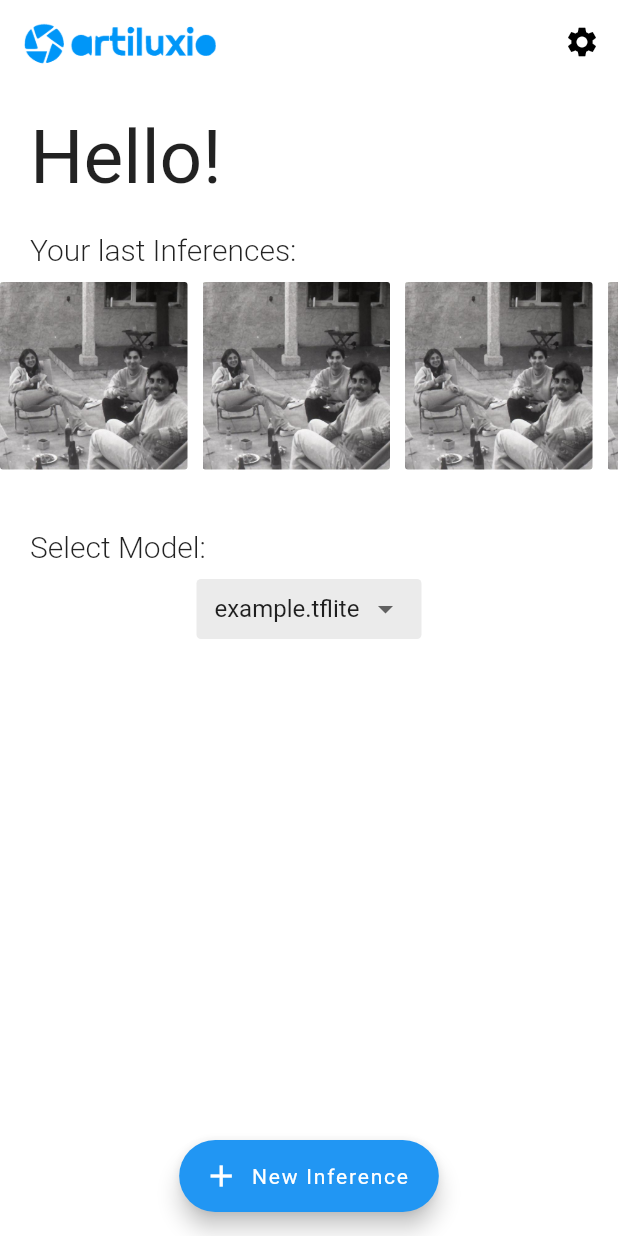
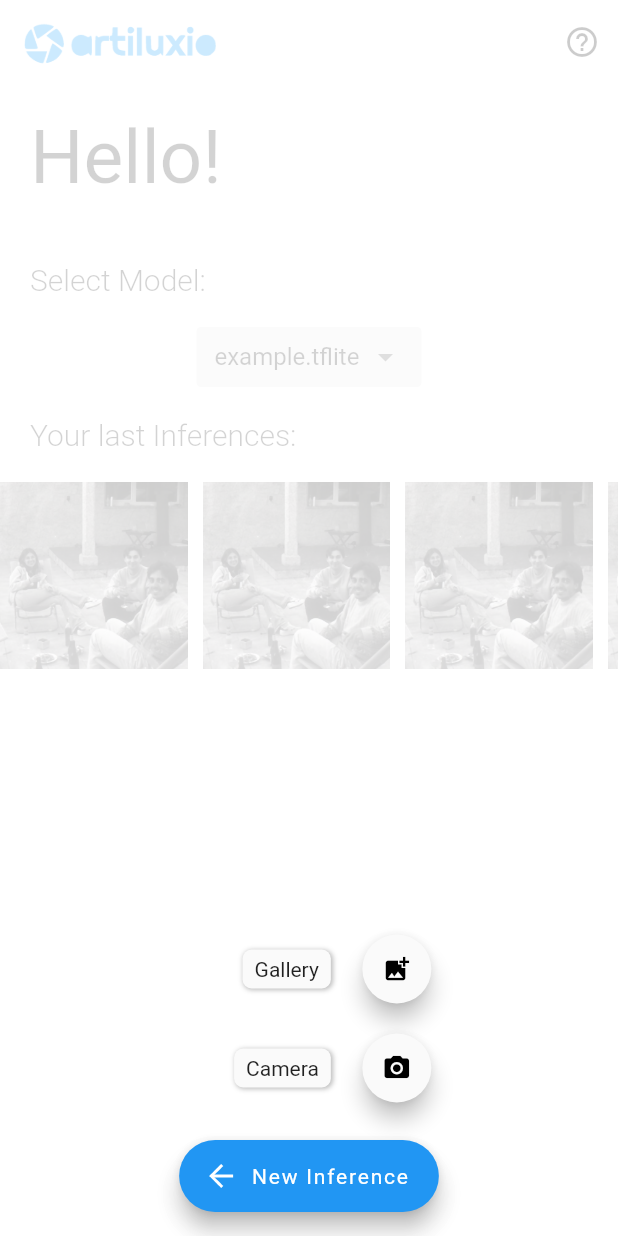
Before and after one commit to pguijas/artiluxio, a Flutter app: the screen it shows after launch, after a tap on "New Inference", on a phone screen of 412 x 824 dp. Run offline on Flutter 3.47's test engine with Material 2 defaults, Android fonts, the phone set to English and light mode, and no system bars; drawn by our look-alikes of flutter_speed_dial; our stand-ins replace flutter_bloc, image_picker, photo_view.

Commit message:
Image visualization and float button ready

```diff
--- a/lib/main.dart
+++ b/lib/main.dart
@@ -1,6 +1,7 @@
 import 'package:artiluxio/screens/loading_screen.dart';
 import 'package:artiluxio/screens/main_screen/main_screen.dart';
 import 'package:flutter/material.dart';
+import 'package:flutter/services.dart';
 import 'package:flutter_bloc/flutter_bloc.dart';
 import 'bloc/app_bloc.dart';
 
@@ -12,6 +13,11 @@ class MyApp extends StatelessWidget {
   // This widget is the root of your application.
   @override
   Widget build(BuildContext context) {
+    // Lock orientation to portrait
+    SystemChrome.setPreferredOrientations([
+      DeviceOrientation.portraitUp,
+    ]);
+
     return MaterialApp(
         debugShowCheckedModeBanner: false,
         title: 'Flutter Demo',
--- a/lib/screens/main_screen/main_screen.dart
+++ b/lib/screens/main_screen/main_screen.dart
@@ -1,9 +1,9 @@
-import 'dart:ffi';
-
+import 'package:artiluxio/screens/help_screen.dart';
+import 'package:artiluxio/screens/image_screen.dart';
 import 'package:flutter/material.dart';
 import 'package:flutter_bloc/flutter_bloc.dart';
-import 'package:image_picker/image_picker.dart';
 import '../../bloc/app_bloc.dart';
+import 'package:flutter_speed_dial/flutter_speed_dial.dart';
 
 /*
 Main Screen Content:
@@ -12,6 +12,9 @@ Main Screen Content:
     - Last Inferences (laterally scrollable)
     - Load Model Button
   - Floating Button (new inference)
+
+
+AQUI VA  ATOCAR DIVIDIR TODO EN COMPONENTES
 */
 
 class MainScreen extends StatelessWidget {
@@ -20,16 +23,32 @@ class MainScreen extends StatelessWidget {
 
   const MainScreen({super.key});
 
-  Widget itembluider(int i) {
-    return ClipRRect(
+  void goToSettings(BuildContext context) {
+    Navigator.push(
+      context,
+      MaterialPageRoute(builder: (context) => HelpScreen()),
+    );
+  }
+
+  Widget itembluider(BuildContext context, int i) {
+    return InkWell(
+        onTap: () {
+          Navigator.push(
+            context,
+            MaterialPageRoute(
+                builder: (context) => ImageScreen(
+                    path: 'assets/images/example.jpg', isAssetImage: true)),
+          );
+        }, // Image tapped
+        splashColor: Colors.black87,
+        child: ClipRRect(
             borderRadius: BorderRadius.circular(2),
-      child: Image(
+            child: Ink.image(
               image: const AssetImage('assets/images/example.jpg'),
               height: imgSize,
               width: imgSize,
               fit: BoxFit.cover,
-      ),
-    );
+            )));
   }
 
   @override
@@ -52,10 +71,10 @@ class MainScreen extends StatelessWidget {
         elevation: 0.0,
         actions: [
           IconButton(
-              icon: const Icon(Icons.settings),
+            icon: const Icon(Icons.help_outline),
             color: isDarkMode ? Colors.white : Colors.black,
             onPressed: () {
-                print("settings button pressed");
+              goToSettings(context);
             },
           ),
         ],
@@ -79,34 +98,7 @@ class MainScreen extends StatelessWidget {
           ),
 
           Container(
-                margin:
-                    const EdgeInsets.only(left: 20.0, top: 20.0, bottom: 10.0),
-                child: const Align(
-                  alignment: Alignment.topLeft,
-                  child: Text(
-                    "Your last Inferences:",
-                    style: TextStyle(
-                        fontSize: 20,
-                        fontFamily: "Roboto",
-                        fontWeight: FontWeight.w300),
-                  ),
-                )),
-
-            // Last Inferences Scrollable
-            SizedBox(
-              height: imgSize,
-              child: ListView.separated(
-                scrollDirection: Axis.horizontal,
-                padding: const EdgeInsets.all(0),
-                itemCount: 10,
-                itemBuilder: (_, i) => itembluider(i),
-                separatorBuilder: (_, i) => const SizedBox(width: 10),
-              ),
-            ),
-
-            Container(
-              margin:
-                  const EdgeInsets.only(left: 20.0, top: 40.0, bottom: 10.0),
+            margin: const EdgeInsets.only(left: 20.0, top: 40.0, bottom: 20.0),
             child: const Align(
               alignment: Alignment.topLeft,
               child: Text(
@@ -146,7 +138,32 @@ class MainScreen extends StatelessWidget {
                       print(value);
                     }) // your Dropdown Widget here
                 ),
-            )
+          ),
+          Container(
+              margin:
+                  const EdgeInsets.only(left: 20.0, top: 20.0, bottom: 20.0),
+              child: const Align(
+                alignment: Alignment.topLeft,
+                child: Text(
+                  "Your last Inferences:",
+                  style: TextStyle(
+                      fontSize: 20,
+                      fontFamily: "Roboto",
+                      fontWeight: FontWeight.w300),
+                ),
+              )),
+
+          // Last Inferences Scrollable
+          SizedBox(
+            height: imgSize,
+            child: ListView.separated(
+              scrollDirection: Axis.horizontal,
+              padding: const EdgeInsets.all(0),
+              itemCount: 10,
+              itemBuilder: (_, i) => itembluider(context, i),
+              separatorBuilder: (_, i) => const SizedBox(width: 10),
+            ),
+          ),
         ],
       ),
       /*
@@ -162,24 +179,29 @@ class MainScreen extends StatelessWidget {
 
       // Centered Floating Button
       floatingActionButtonLocation: FloatingActionButtonLocation.centerFloat,
-        floatingActionButton: FloatingActionButton.extended(
-          onPressed: () {
-            print("floating button pressed");
-            // Select an image
-            //XFile image = ImagePicker().pickImage(source: ImageSource.gallery);
-            //BlocProvider.of<AppBloc>(context).add(AddedSourceImageEvent());
-          },
+      floatingActionButton: SpeedDial(
+        backgroundColor:
+            Theme.of(context).colorScheme.primary, // primary swatch
+        animatedIcon: AnimatedIcons.menu_arrow,
         label: const Text("New Inference"),
-          icon: const Icon(Icons.add),
-          backgroundColor: Colors.blue,
-        ));
-    /*
-        floatingActionButton: FloatingActionButton(
-          onPressed: () {
-            print("floating button pressed");
-          },
-          child: const Icon(Icons.add),
-        ));
-        */
+        renderOverlay: true,
+        spacing: 10,
+        spaceBetweenChildren: 10,
+        switchLabelPosition: true,
+        // center the children
+        children: [
+          SpeedDialChild(
+            child: const Icon(Icons.camera_alt),
+            label: "Camera",
+            onTap: () => print('Falta implementar :P'),
+          ),
+          SpeedDialChild(
+            child: const Icon(Icons.add_photo_alternate),
+            label: "Gallery",
+            onTap: () => print('Falta implementar :P'),
+          ),
+        ],
+      ),
+    );
   }
 }
--- a/pubspec.yaml
+++ b/pubspec.yaml
@@ -38,6 +38,10 @@ dependencies:
   flutter_bloc: ^8.1.2
   tflite: 1.0.6
   image_picker: ^0.8.6+3
+  flutter_speed_dial: ^6.2.0
+  photo_view: ^0.14.0
+
+
 
 
 dev_dependencies:
```
Also changed, not shown: lib/screens/help_screen.dart (added, +24 -0 lines), lib/screens/image_screen.dart (added, +35 -0 lines), pubspec.lock. Lines whose indentation alone changed are shown as unchanged.
